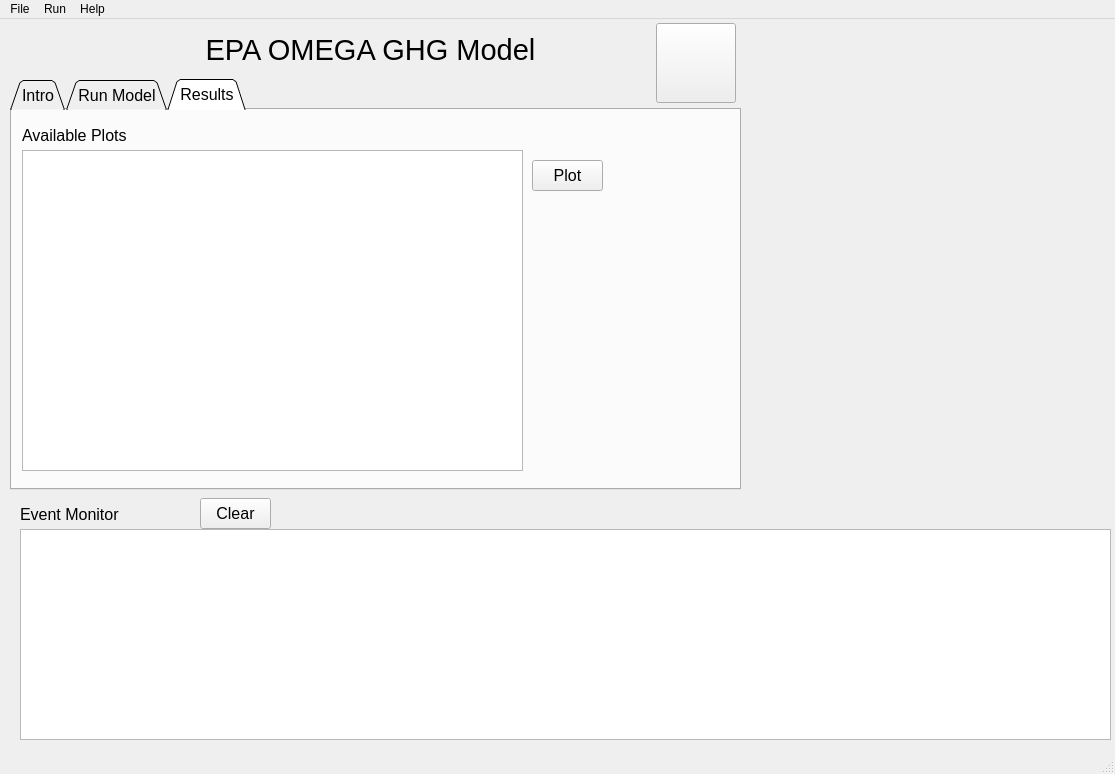
First picture: the form in usepa_omega2_gui/elements/omega_gui_v22.ui, repository USEPA/EPA_OMEGA_Model, before the edit.
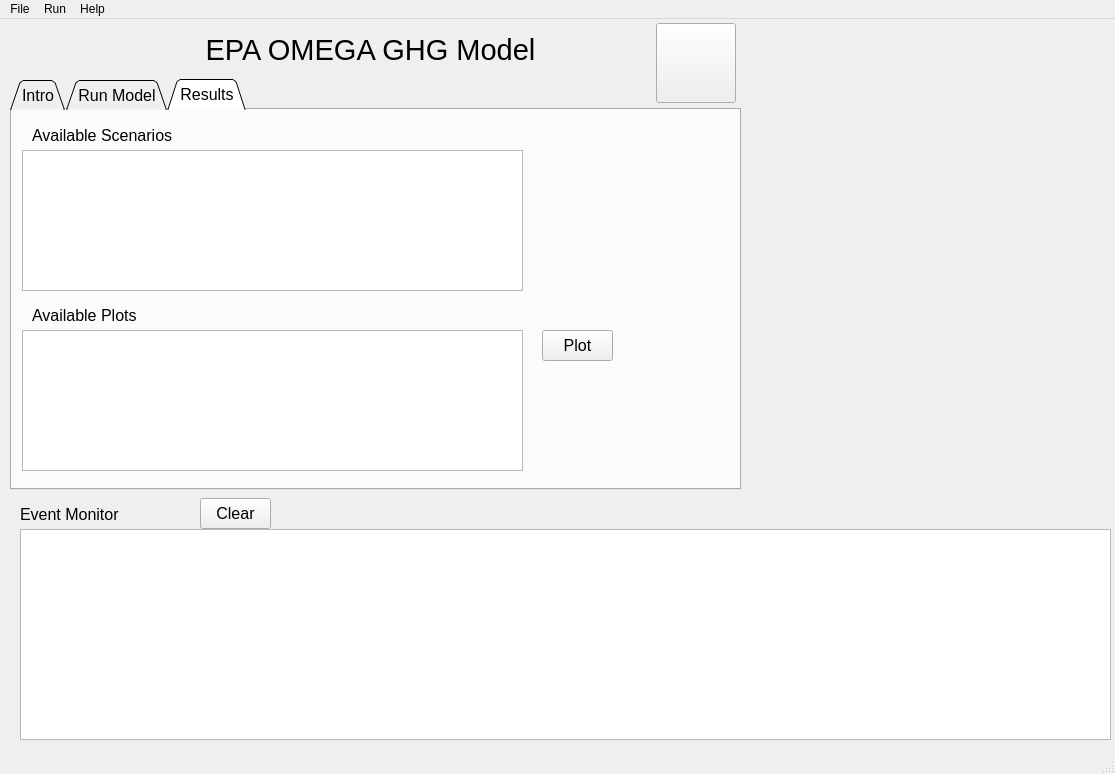
Second picture: the form after the edit. The open tabs and pages were chosen to show the change.

Commit message: Update GUI Plotting for Multiple Scenarios

```diff
--- a/usepa_omega2_gui/elements/omega_gui_v22.ui
+++ b/usepa_omega2_gui/elements/omega_gui_v22.ui
@@ -517,18 +517,18 @@
       <property name="geometry">
        <rect>
         <x>10</x>
-        <y>40</y>
+        <y>220</y>
         <width>501</width>
-        <height>321</height>
+        <height>141</height>
        </rect>
       </property>
      </widget>
      <widget class="QLabel" name="available_plots_1_label_2">
       <property name="geometry">
        <rect>
-        <x>10</x>
-        <y>10</y>
-        <width>501</width>
+        <x>20</x>
+        <y>190</y>
+        <width>481</width>
         <height>31</height>
        </rect>
       </property>
@@ -547,8 +547,8 @@
      <widget class="QPushButton" name="open_plot_2">
       <property name="geometry">
        <rect>
-        <x>520</x>
-        <y>50</y>
+        <x>530</x>
+        <y>220</y>
         <width>71</width>
         <height>31</height>
        </rect>
@@ -568,6 +568,37 @@
        <string>Plot</string>
       </property>
      </widget>
+     <widget class="QListWidget" name="list_graphs_2">
+      <property name="geometry">
+       <rect>
+        <x>10</x>
+        <y>40</y>
+        <width>501</width>
+        <height>141</height>
+       </rect>
+      </property>
+     </widget>
+     <widget class="QLabel" name="available_plots_1_label_3">
+      <property name="geometry">
+       <rect>
+        <x>20</x>
+        <y>10</y>
+        <width>471</width>
+        <height>31</height>
+       </rect>
+      </property>
+      <property name="font">
+       <font>
+        <family>Arial</family>
+        <pointsize>12</pointsize>
+        <weight>50</weight>
+        <bold>false</bold>
+       </font>
+      </property>
+      <property name="text">
+       <string>Available Scenarios</string>
+      </property>
+     </widget>
     </widget>
    </widget>
    <widget class="QLabel" name="main_title_1_label">
```
Left out of the diff: 2 changed lines with no effect on the pictures. The commit also changes 6 other files.
